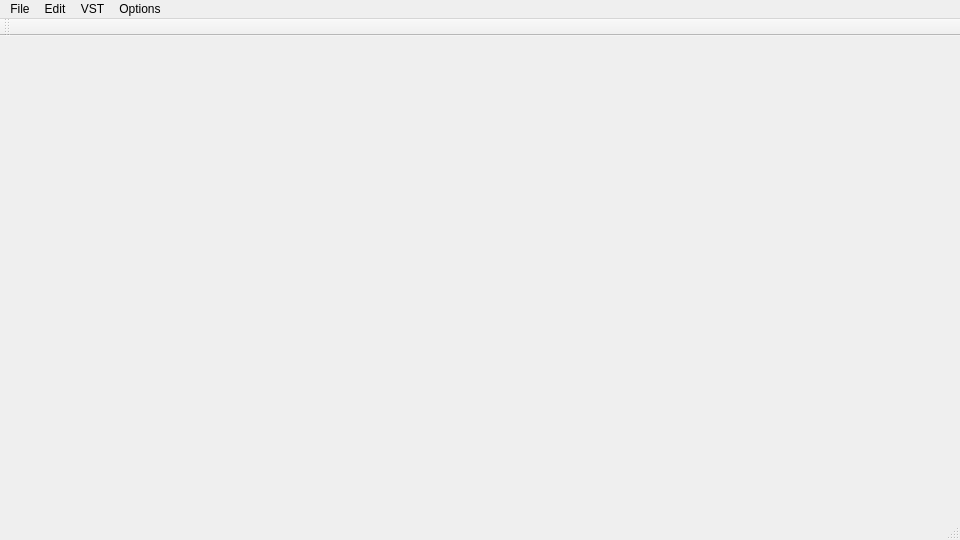
This is oiu_crossqt/oiu_crossqt.ui in Vertver/oiu_cross as Qt 5 draws it before an edit. The edited form follows.
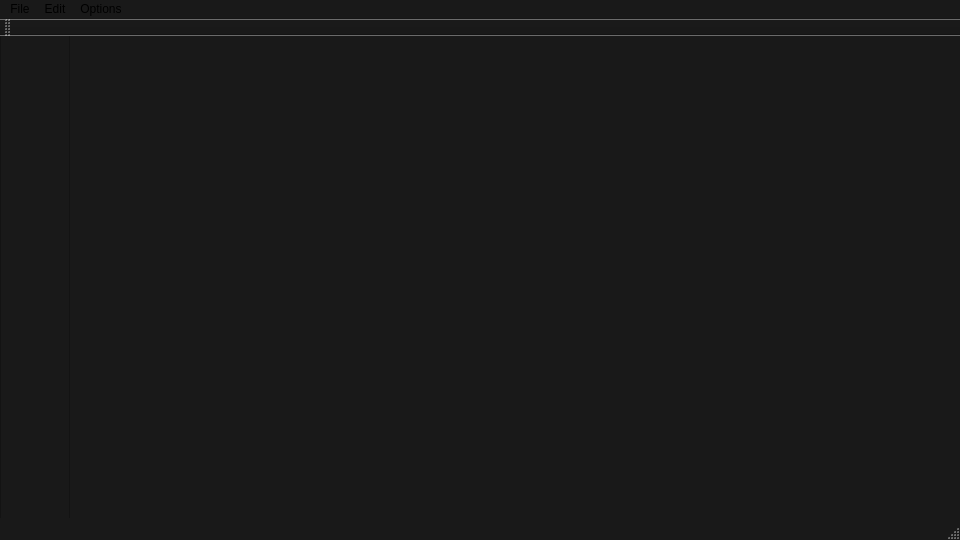
This is the edited form. Icons and pictures are not drawn.

```diff
--- a/oiu_crossqt/oiu_crossqt.ui
+++ b/oiu_crossqt/oiu_crossqt.ui
@@ -16,6 +16,97 @@
     <height>540</height>
    </size>
   </property>
+  <property name="palette">
+   <palette>
+    <active>
+     <colorrole role="WindowText">
+      <brush brushstyle="SolidPattern">
+       <color alpha="255">
+        <red>255</red>
+        <green>255</green>
+        <blue>255</blue>
+       </color>
+      </brush>
+     </colorrole>
+     <colorrole role="Base">
+      <brush brushstyle="SolidPattern">
+       <color alpha="255">
+        <red>25</red>
+        <green>25</green>
+        <blue>25</blue>
+       </color>
+      </brush>
+     </colorrole>
+     <colorrole role="Window">
+      <brush brushstyle="SolidPattern">
+       <color alpha="255">
+        <red>25</red>
+        <green>25</green>
+        <blue>25</blue>
+       </color>
+      </brush>
+     </colorrole>
+    </active>
+    <inactive>
+     <colorrole role="WindowText">
+      <brush brushstyle="SolidPattern">
+       <color alpha="255">
+        <red>255</red>
+        <green>255</green>
+        <blue>255</blue>
+       </color>
+      </brush>
+     </colorrole>
+     <colorrole role="Base">
+      <brush brushstyle="SolidPattern">
+       <color alpha="255">
+        <red>25</red>
+        <green>25</green>
+        <blue>25</blue>
+       </color>
+      </brush>
+     </colorrole>
+     <colorrole role="Window">
+      <brush brushstyle="SolidPattern">
+       <color alpha="255">
+        <red>25</red>
+        <green>25</green>
+        <blue>25</blue>
+       </color>
+      </brush>
+     </colorrole>
+    </inactive>
+    <disabled>
+     <colorrole role="WindowText">
+      <brush brushstyle="SolidPattern">
+       <color alpha="255">
+        <red>120</red>
+        <green>120</green>
+        <blue>120</blue>
+       </color>
+      </brush>
+     </colorrole>
+     <colorrole role="Base">
+      <brush brushstyle="SolidPattern">
+       <color alpha="255">
+        <red>25</red>
+        <green>25</green>
+        <blue>25</blue>
+       </color>
+      </brush>
+     </colorrole>
+     <colorrole role="Window">
+      <brush brushstyle="SolidPattern">
+       <color alpha="255">
+        <red>25</red>
+        <green>25</green>
+        <blue>25</blue>
+       </color>
+      </brush>
+     </colorrole>
+    </disabled>
+   </palette>
+  </property>
   <property name="windowTitle">
    <string>oiu_crossqt</string>
   </property>
@@ -23,7 +114,514 @@
    <iconset theme="OIU">
     <normaloff>oiu.ico</normaloff>oiu.ico</iconset>
   </property>
-  <widget class="QWidget" name="centralWidget"/>
+  <property name="locale">
+   <locale language="English" country="UnitedStates"/>
+  </property>
+  <widget class="QWidget" name="centralWidget">
+   <widget class="QListView" name="listTools">
+    <property name="enabled">
+     <bool>true</bool>
+    </property>
+    <property name="geometry">
+     <rect>
+      <x>0</x>
+      <y>-3</y>
+      <width>70</width>
+      <height>491</height>
+     </rect>
+    </property>
+    <property name="minimumSize">
+     <size>
+      <width>70</width>
+      <height>488</height>
+     </size>
+    </property>
+    <property name="maximumSize">
+     <size>
+      <width>70</width>
+      <height>16777215</height>
+     </size>
+    </property>
+    <property name="palette">
+     <palette>
+      <active>
+       <colorrole role="WindowText">
+        <brush brushstyle="SolidPattern">
+         <color alpha="255">
+          <red>255</red>
+          <green>255</green>
+          <blue>255</blue>
+         </color>
+        </brush>
+       </colorrole>
+       <colorrole role="Button">
+        <brush brushstyle="SolidPattern">
+         <color alpha="255">
+          <red>41</red>
+          <green>41</green>
+          <blue>41</blue>
+         </color>
+        </brush>
+       </colorrole>
+       <colorrole role="Light">
+        <brush brushstyle="SolidPattern">
+         <color alpha="255">
+          <red>25</red>
+          <green>25</green>
+          <blue>25</blue>
+         </color>
+        </brush>
+       </colorrole>
+       <colorrole role="Midlight">
+        <brush brushstyle="SolidPattern">
+         <color alpha="255">
+          <red>57</red>
+          <green>57</green>
+          <blue>57</blue>
+         </color>
+        </brush>
+       </colorrole>
+       <colorrole role="Dark">
+        <brush brushstyle="SolidPattern">
+         <color alpha="255">
+          <red>9</red>
+          <green>9</green>
+          <blue>9</blue>
+         </color>
+        </brush>
+       </colorrole>
+       <colorrole role="Mid">
+        <brush brushstyle="SolidPattern">
+         <color alpha="255">
+          <red>32</red>
+          <green>32</green>
+          <blue>32</blue>
+         </color>
+        </brush>
+       </colorrole>
+       <colorrole role="Text">
+        <brush brushstyle="SolidPattern">
+         <color alpha="255">
+          <red>255</red>
+          <green>255</green>
+          <blue>255</blue>
+         </color>
+        </brush>
+       </colorrole>
+       <colorrole role="ButtonText">
+        <brush brushstyle="SolidPattern">
+         <color alpha="255">
+          <red>0</red>
+          <green>0</green>
+          <blue>0</blue>
+         </color>
+        </brush>
+       </colorrole>
+       <colorrole role="Base">
+        <brush brushstyle="SolidPattern">
+         <color alpha="255">
+          <red>25</red>
+          <green>25</green>
+          <blue>25</blue>
+         </color>
+        </brush>
+       </colorrole>
+       <colorrole role="Window">
+        <brush brushstyle="SolidPattern">
+         <color alpha="255">
+          <red>25</red>
+          <green>25</green>
+          <blue>25</blue>
+         </color>
+        </brush>
+       </colorrole>
+       <colorrole role="Shadow">
+        <brush brushstyle="SolidPattern">
+         <color alpha="255">
+          <red>45</red>
+          <green>45</green>
+          <blue>45</blue>
+         </color>
+        </brush>
+       </colorrole>
+       <colorrole role="Highlight">
+        <brush brushstyle="SolidPattern">
+         <color alpha="255">
+          <red>215</red>
+          <green>0</green>
+          <blue>115</blue>
+         </color>
+        </brush>
+       </colorrole>
+       <colorrole role="Link">
+        <brush brushstyle="SolidPattern">
+         <color alpha="255">
+          <red>0</red>
+          <green>89</green>
+          <blue>255</blue>
+         </color>
+        </brush>
+       </colorrole>
+       <colorrole role="LinkVisited">
+        <brush brushstyle="SolidPattern">
+         <color alpha="255">
+          <red>34</red>
+          <green>34</green>
+          <blue>34</blue>
+         </color>
+        </brush>
+       </colorrole>
+       <colorrole role="AlternateBase">
+        <brush brushstyle="SolidPattern">
+         <color alpha="255">
+          <red>25</red>
+          <green>25</green>
+          <blue>25</blue>
+         </color>
+        </brush>
+       </colorrole>
+       <colorrole role="NoRole">
+        <brush brushstyle="SolidPattern">
+         <color alpha="255">
+          <red>25</red>
+          <green>25</green>
+          <blue>25</blue>
+         </color>
+        </brush>
+       </colorrole>
+       <colorrole role="ToolTipBase">
+        <brush brushstyle="SolidPattern">
+         <color alpha="255">
+          <red>0</red>
+          <green>0</green>
+          <blue>0</blue>
+         </color>
+        </brush>
+       </colorrole>
+      </active>
+      <inactive>
+       <colorrole role="WindowText">
+        <brush brushstyle="SolidPattern">
+         <color alpha="255">
+          <red>255</red>
+          <green>255</green>
+          <blue>255</blue>
+         </color>
+        </brush>
+       </colorrole>
+       <colorrole role="Button">
+        <brush brushstyle="SolidPattern">
+         <color alpha="255">
+          <red>41</red>
+          <green>41</green>
+          <blue>41</blue>
+         </color>
+        </brush>
+       </colorrole>
+       <colorrole role="Light">
+        <brush brushstyle="SolidPattern">
+         <color alpha="255">
+          <red>25</red>
+          <green>25</green>
+          <blue>25</blue>
+         </color>
+        </brush>
+       </colorrole>
+       <colorrole role="Midlight">
+        <brush brushstyle="SolidPattern">
+         <color alpha="255">
+          <red>57</red>
+          <green>57</green>
+          <blue>57</blue>
+         </color>
+        </brush>
+       </colorrole>
+       <colorrole role="Dark">
+        <brush brushstyle="SolidPattern">
+         <color alpha="255">
+          <red>9</red>
+          <green>9</green>
+          <blue>9</blue>
+         </color>
+        </brush>
+       </colorrole>
+       <colorrole role="Mid">
+        <brush brushstyle="SolidPattern">
+         <color alpha="255">
+          <red>32</red>
+          <green>32</green>
+          <blue>32</blue>
+         </color>
+        </brush>
+       </colorrole>
+       <colorrole role="Text">
+        <brush brushstyle="SolidPattern">
+         <color alpha="255">
+          <red>255</red>
+          <green>255</green>
+          <blue>255</blue>
+         </color>
+        </brush>
+       </colorrole>
+       <colorrole role="ButtonText">
+        <brush brushstyle="SolidPattern">
+         <color alpha="255">
+          <red>0</red>
+          <green>0</green>
+          <blue>0</blue>
+         </color>
+        </brush>
+       </colorrole>
+       <colorrole role="Base">
+        <brush brushstyle="SolidPattern">
+         <color alpha="255">
+          <red>25</red>
+          <green>25</green>
+          <blue>25</blue>
+         </color>
+        </brush>
+       </colorrole>
+       <colorrole role="Window">
+        <brush brushstyle="SolidPattern">
+         <color alpha="255">
+          <red>25</red>
+          <green>25</green>
+          <blue>25</blue>
+         </color>
+        </brush>
+       </colorrole>
+       <colorrole role="Shadow">
+        <brush brushstyle="SolidPattern">
+         <color alpha="255">
+          <red>45</red>
+          <green>45</green>
+          <blue>45</blue>
+         </color>
+        </brush>
+       </colorrole>
+       <colorrole role="Highlight">
+        <brush brushstyle="SolidPattern">
+         <color alpha="255">
+          <red>215</red>
+          <green>0</green>
+          <blue>115</blue>
+         </color>
+        </brush>
+       </colorrole>
+       <colorrole role="Link">
+        <brush brushstyle="SolidPattern">
+         <color alpha="255">
+          <red>0</red>
+          <green>89</green>
+          <blue>255</blue>
+         </color>
+        </brush>
+       </colorrole>
+       <colorrole role="LinkVisited">
+        <brush brushstyle="SolidPattern">
+         <color alpha="255">
+          <red>34</red>
+          <green>34</green>
+          <blue>34</blue>
+         </color>
+        </brush>
+       </colorrole>
+       <colorrole role="AlternateBase">
+        <brush brushstyle="SolidPattern">
+         <color alpha="255">
+          <red>25</red>
+          <green>25</green>
+          <blue>25</blue>
+         </color>
+        </brush>
+       </colorrole>
+       <colorrole role="NoRole">
+        <brush brushstyle="SolidPattern">
+         <color alpha="255">
+          <red>25</red>
+          <green>25</green>
+          <blue>25</blue>
+         </color>
+        </brush>
+       </colorrole>
+       <colorrole role="ToolTipBase">
+        <brush brushstyle="SolidPattern">
+         <color alpha="255">
+          <red>0</red>
+          <green>0</green>
+          <blue>0</blue>
+         </color>
+        </brush>
+       </colorrole>
+      </inactive>
+      <disabled>
+       <colorrole role="WindowText">
+        <brush brushstyle="SolidPattern">
+         <color alpha="255">
+          <red>9</red>
+          <green>9</green>
+          <blue>9</blue>
+         </color>
+        </brush>
+       </colorrole>
+       <colorrole role="Button">
+        <brush brushstyle="SolidPattern">
+         <color alpha="255">
+          <red>41</red>
+          <green>41</green>
+          <blue>41</blue>
+         </color>
+        </brush>
+       </colorrole>
+       <colorrole role="Light">
+        <brush brushstyle="SolidPattern">
+         <color alpha="255">
+          <red>25</red>
+          <green>25</green>
+          <blue>25</blue>
+         </color>
+        </brush>
+       </colorrole>
+       <colorrole role="Midlight">
+        <brush brushstyle="SolidPattern">
+         <color alpha="255">
+          <red>57</red>
+          <green>57</green>
+          <blue>57</blue>
+         </color>
+        </brush>
+       </colorrole>
+       <colorrole role="Dark">
+        <brush brushstyle="SolidPattern">
+         <color alpha="255">
+          <red>9</red>
+          <green>9</green>
+          <blue>9</blue>
+         </color>
+        </brush>
+       </colorrole>
+       <colorrole role="Mid">
+        <brush brushstyle="SolidPattern">
+         <color alpha="255">
+          <red>32</red>
+          <green>32</green>
+          <blue>32</blue>
+         </color>
+        </brush>
+       </colorrole>
+       <colorrole role="Text">
+        <brush brushstyle="SolidPattern">
+         <color alpha="255">
+          <red>243</red>
+          <green>243</green>
+          <blue>243</blue>
+         </color>
+        </brush>
+       </colorrole>
+       <colorrole role="ButtonText">
+        <brush brushstyle="SolidPattern">
+         <color alpha="255">
+          <red>9</red>
+          <green>9</green>
+          <blue>9</blue>
+         </color>
+        </brush>
+       </colorrole>
+       <colorrole role="Base">
+        <brush brushstyle="SolidPattern">
+         <color alpha="255">
+          <red>25</red>
+          <green>25</green>
+          <blue>25</blue>
+         </color>
+        </brush>
+       </colorrole>
+       <colorrole role="Window">
+        <brush brushstyle="SolidPattern">
+         <color alpha="255">
+          <red>25</red>
+          <green>25</green>
+          <blue>25</blue>
+         </color>
+        </brush>
+       </colorrole>
+       <colorrole role="Shadow">
+        <brush brushstyle="SolidPattern">
+         <color alpha="255">
+          <red>45</red>
+          <green>45</green>
+          <blue>45</blue>
+         </color>
+        </brush>
+       </colorrole>
+       <colorrole role="Highlight">
+        <brush brushstyle="SolidPattern">
+         <color alpha="255">
+          <red>0</red>
+          <green>120</green>
+          <blue>215</blue>
+         </color>
+        </brush>
+       </colorrole>
+       <colorrole role="Link">
+        <brush brushstyle="SolidPattern">
+         <color alpha="255">
+          <red>0</red>
+          <green>89</green>
+          <blue>255</blue>
+         </color>
+        </brush>
+       </colorrole>
+       <colorrole role="LinkVisited">
+        <brush brushstyle="SolidPattern">
+         <color alpha="255">
+          <red>34</red>
+          <green>34</green>
+          <blue>34</blue>
+         </color>
+        </brush>
+       </colorrole>
+       <colorrole role="AlternateBase">
+        <brush brushstyle="SolidPattern">
+         <color alpha="255">
+          <red>25</red>
+          <green>25</green>
+          <blue>25</blue>
+         </color>
+        </brush>
+       </colorrole>
+       <colorrole role="NoRole">
+        <brush brushstyle="SolidPattern">
+         <color alpha="255">
+          <red>25</red>
+          <green>25</green>
+          <blue>25</blue>
+         </color>
+        </brush>
+       </colorrole>
+       <colorrole role="ToolTipBase">
+        <brush brushstyle="SolidPattern">
+         <color alpha="255">
+          <red>0</red>
+          <green>0</green>
+          <blue>0</blue>
+         </color>
+        </brush>
+       </colorrole>
+      </disabled>
+     </palette>
+    </property>
+    <property name="locale">
+     <locale language="English" country="UnitedStates"/>
+    </property>
+    <property name="movement">
+     <enum>QListView::Static</enum>
+    </property>
+    <property name="resizeMode">
+     <enum>QListView::Fixed</enum>
+    </property>
+   </widget>
+  </widget>
   <widget class="QMenuBar" name="menuBar">
    <property name="geometry">
     <rect>
@@ -57,18 +655,12 @@
    </widget>
    <widget class="QMenu" name="menuVST">
     <property name="title">
-     <string>VST</string>
-    </property>
-   </widget>
-   <widget class="QMenu" name="menuOptions">
-    <property name="title">
      <string>Options</string>
     </property>
    </widget>
    <addaction name="menuFile"/>
    <addaction name="menuEdit"/>
    <addaction name="menuVST"/>
-   <addaction name="menuOptions"/>
   </widget>
   <widget class="QToolBar" name="mainToolBar">
    <attribute name="toolBarArea">
```
